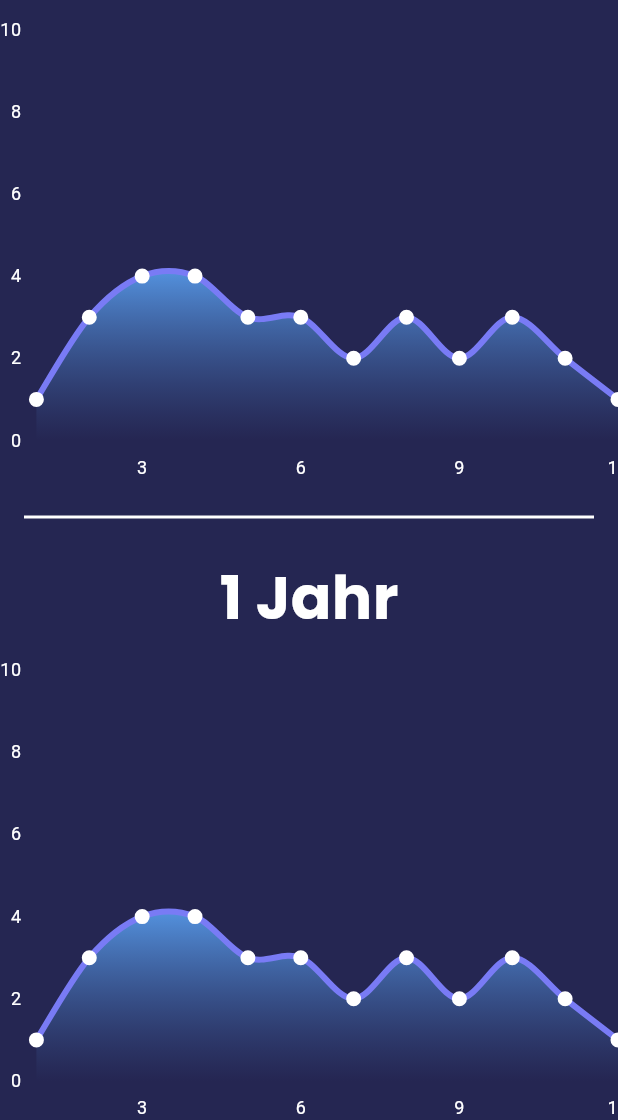
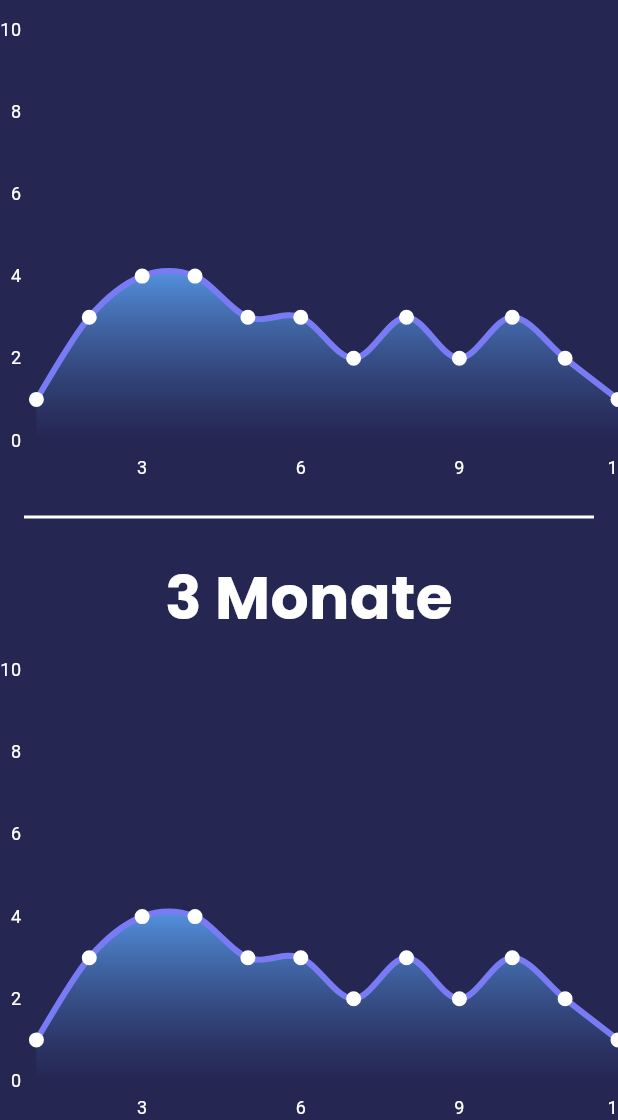
Before and after one commit to FlorianWilflingseder/Diplomarbeit, a Flutter app: the NTUStats screen opened directly, scrolled down 850 dp, on a phone screen of 412 x 824 dp, the part 116-1236 px from its top. Run offline on Flutter 3.47's test engine with Material 2 defaults, Android fonts, the light colour scheme and no system bars; our stand-ins replace charts_flutter, google_fonts, syncfusion_flutter_charts.

Commit message:
Frontend

```diff
--- a/Frontend/poolsensorsystem/lib/DiagramViews/ntu.dart
+++ b/Frontend/poolsensorsystem/lib/DiagramViews/ntu.dart
@@ -40,6 +40,7 @@
     domainFn: (NtuData temp, _) => temp.day,
     measureFn: (NtuData temp, _) => temp.ntu,
     colorFn: (_, __) => charts.Color.fromHex(code:'#5493e0AF'),
+    labelAccessorFn: (NtuData temp, _) => temp.ntu.toString(),
   ),
 ];
   @override initState() {
@@ -345,7 +346,7 @@
             ),
           ),
           Text(
-            "1 Jahr",
+            "3 Monate",
             style: GoogleFonts.poppins(
               color:Colors.white,
               fontSize: 40,
--- a/Frontend/poolsensorsystem/lib/DiagramViews/ph.dart
+++ b/Frontend/poolsensorsystem/lib/DiagramViews/ph.dart
@@ -351,7 +351,7 @@
             ),
           ),
           Text(
-            "1 Jahr",
+            "3 Monate",
             style: GoogleFonts.poppins(
               color:Colors.white,
               fontSize: 40,
--- a/Frontend/poolsensorsystem/lib/DiagramViews/temperature.dart
+++ b/Frontend/poolsensorsystem/lib/DiagramViews/temperature.dart
@@ -350,7 +350,7 @@
             ),
           ),
           Text(
-            "1 Jahr",
+            "3 Monate",
             style: GoogleFonts.poppins(
               color:Colors.white,
               fontSize: 40,
```
